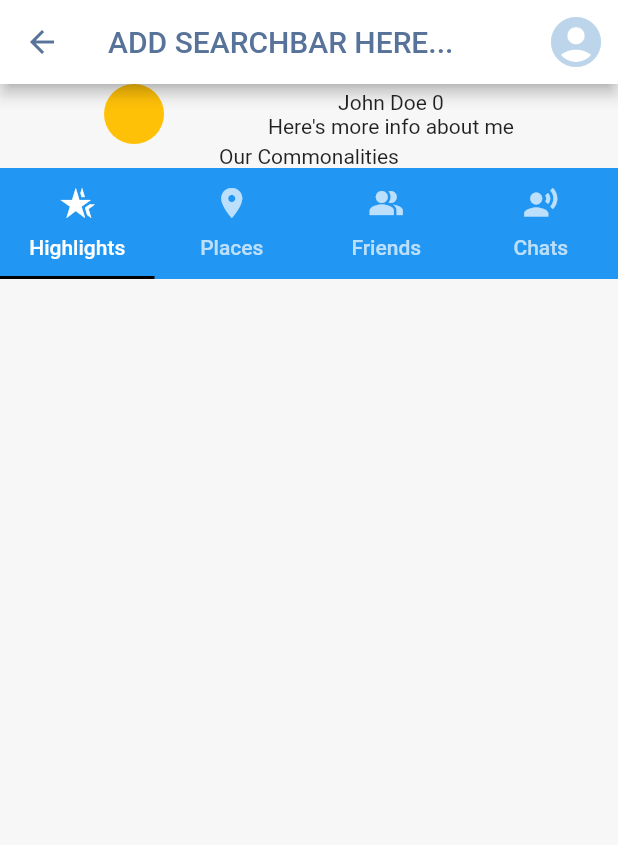
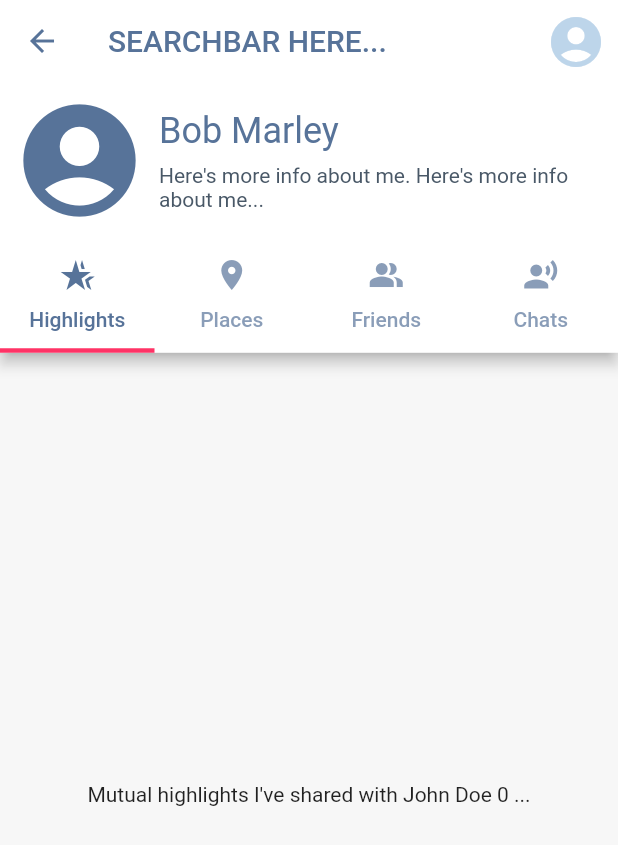
Before and after one commit to brighamband/irecognize, a Flutter app: the screen it shows after launch, after a tap on an icon or button, on a phone screen of 412 x 824 dp. Shown: the top 845 px of the screen. Run offline on Flutter 3.47's test engine with Material 2 defaults, Android fonts, the phone set to English and light mode, and no system bars.

Commit message:
Finish App Bar adjustments

```diff
--- a/lib/bio.dart
+++ b/lib/bio.dart
@@ -11,42 +11,33 @@ class BioPage extends StatelessWidget {
   final bool onOwnBio;
   final String name;
 
-  Widget getTabBar(BuildContext context) {
-    return Container(
-      color: Theme.of(context).primaryColor,
-      // color: Colors.white,
-      child: const TabBar(
-        tabs: [
-          Tab(text: 'Highlights', icon: Icon(Icons.hotel_class_sharp)),
-          Tab(text: 'Places', icon: Icon(Icons.location_on)),
-          Tab(text: 'Friends', icon: Icon(Icons.people_alt_sharp)),
-          Tab(text: 'Chats', icon: Icon(Icons.record_voice_over_sharp))
-        ],
-        labelColor: Colors.white,
-        indicatorColor: Colors.black,
+  @override
+  Widget build(BuildContext context) {
+    return DefaultTabController(
+      initialIndex: 0,
+      length: 4,
+      child: Scaffold(
+        resizeToAvoidBottomInset: false,
+        appBar: Navbar(onBioPage: true, onOwnBio: onOwnBio),
+        body: !onOwnBio
+            ? TabBarView(
+                children: [
+                  Center(
+                    child: Text("Mutual highlights I've shared with $name ..."),
+                  ),
+                  Center(
+                    child: Text("Mutual places I've shared with $name ..."),
+                  ),
+                  Center(
+                    child: Text("Mutual friends I've shared with $name ..."),
+                  ),
+                  Center(
+                    child: Text("Mutual chats I've shared with $name ..."),
+                  ),
+                ],
+              )
+            : const Center(child: Text("FIXME - Display friends and chats???")),
       ),
     );
   }
-
-  @override
-  Widget build(BuildContext context) {
-    return Scaffold(
-        appBar: Navbar(onOwnBio: onOwnBio),
-        body: Column(children: <Widget>[
-          Row(
-              mainAxisAlignment: MainAxisAlignment.spaceEvenly,
-              children: <Widget>[
-                const CircleAvatar(
-                  backgroundColor: Colors.amber,
-                ),
-                // CircleAvatar(backgroundImage: Icon(Icons.abc)),
-                Column(children: <Widget>[
-                  Text(name),
-                  const Text("Here's more info about me")
-                ]),
-              ]),
-          const Text('Our Commonalities'),
-          DefaultTabController(length: 4, child: getTabBar(context))
-        ]));
-  }
 }
--- /dev/null
+++ b/lib/components/bio_sub_bar.dart
@@ -0,0 +1,67 @@
+import 'package:flutter/material.dart';
+import 'package:irecognize/utils/constants.dart';
+import 'package:irecognize/utils/theme.dart';
+
+class BioSubBar extends StatelessWidget implements PreferredSizeWidget {
+  const BioSubBar({required this.name, required this.onOwnBio, Key? key})
+      : super(key: key);
+
+  final String name;
+  final bool onOwnBio;
+
+  Widget getBioBar(BuildContext context) {
+    return Row(mainAxisAlignment: MainAxisAlignment.spaceEvenly, children: [
+      Container(
+          margin: const EdgeInsets.all(8.0),
+          child:
+              Icon(Icons.account_circle, color: colorScheme.primary, size: 90)),
+      Expanded(
+          child:
+              Column(crossAxisAlignment: CrossAxisAlignment.start, children: [
+        Text(name,
+            style: Theme.of(context)
+                .textTheme
+                .headline5
+                ?.copyWith(color: colorScheme.primary)),
+        Padding(
+            padding: const EdgeInsets.only(top: 8.0, right: 8.0),
+            child: Text(
+                "Here's more info about me. Here's more info about me...",
+                style: Theme.of(context)
+                    .textTheme
+                    .bodyMedium
+                    ?.copyWith(color: colorScheme.onSurface)))
+      ]))
+    ]);
+  }
+
+  Widget onlyShowBio(BuildContext context) {
+    return Column(children: [getBioBar(context)]);
+  }
+
+  Widget showBothBioAndMutual(BuildContext context) {
+    return Column(children: [
+      getBioBar(context),
+      TabBar(
+        tabs: const [
+          Tab(text: 'Highlights', icon: Icon(Icons.hotel_class_sharp)),
+          Tab(text: 'Places', icon: Icon(Icons.location_on)),
+          Tab(text: 'Friends', icon: Icon(Icons.people_alt_sharp)),
+          Tab(text: 'Chats', icon: Icon(Icons.record_voice_over_sharp))
+        ],
+        labelColor: colorScheme.primary,
+        indicatorColor: colorScheme.tertiary,
+        indicatorWeight: 3.0,
+      )
+    ]);
+  }
+
+  @override
+  Widget build(BuildContext context) {
+    return onOwnBio ? onlyShowBio(context) : showBothBioAndMutual(context);
+  }
+
+  @override
+  Size get preferredSize =>
+      const Size.fromHeight(1.0); // This isn't needed, defined in Navbar
+}
--- a/lib/components/navbar.dart
+++ b/lib/components/navbar.dart
@@ -1,40 +1,58 @@
 import 'package:flutter/material.dart';
 import 'package:irecognize/bio.dart';
+import 'package:irecognize/components/bio_sub_bar.dart';
+import 'package:irecognize/utils/constants.dart';
 import 'package:irecognize/utils/theme.dart';
 
-class Navbar extends StatelessWidget with PreferredSizeWidget {
+class Navbar extends StatelessWidget implements PreferredSizeWidget {
   const Navbar({
     Key? key,
+    this.onBioPage = false,
     this.onOwnBio = false,
   }) : super(key: key);
 
+  final bool onBioPage;
   final bool onOwnBio;
+
+  final double fullSizeWithBio = 4.5 * kToolbarHeight;
 
   @override
   Widget build(BuildContext context) {
     return AppBar(
         backgroundColor: colorScheme.surface,
         foregroundColor: colorScheme.primary,
-      title: const Text('ADD SEARCHBAR HERE...'),
+        title: const Text('SEARCHBAR HERE...'),
         actions: !onOwnBio
-          ? <Widget>[
+            ? [
                 IconButton(
-                icon: Icon(Icons.account_circle, color: colorScheme.secondary),
+                  icon:
+                      Icon(Icons.account_circle, color: colorScheme.secondary),
                   iconSize: 40,
                   onPressed: () {
                     Navigator.push(
                       context,
                       MaterialPageRoute(
-                        builder: (context) =>
-                            const BioPage(onOwnBio: true, name: 'Brad Pitt')),
+                          builder: (context) => const BioPage(
+                              onOwnBio: true, name: CURRENT_USER_NAME)),
                     );
                   },
                 )
               ]
             : null,
-    );
+        bottom: onBioPage
+            ? BioSubBar(name: "Bob Marley", onOwnBio: onOwnBio)
+            : null);
   }
 
   @override
-  Size get preferredSize => const Size.fromHeight(kToolbarHeight);
+  Size get preferredSize {
+    if (onBioPage) {
+      if (!onOwnBio) {
+        return const Size.fromHeight(
+            kToolbarHeight + BIO_BAR_HEIGHT + MUTUAL_BAR_HEIGHT);
       }
+      return const Size.fromHeight(kToolbarHeight + BIO_BAR_HEIGHT);
+    }
+    return const Size.fromHeight(kToolbarHeight);
+  }
+}
--- a/lib/home.dart
+++ b/lib/home.dart
@@ -40,11 +40,14 @@ class _HomePageState extends State<HomePage> {
           child: Column(
               mainAxisAlignment: MainAxisAlignment.start,
               mainAxisSize: MainAxisSize.max,
-              children: <Widget>[
+              children: [
             Padding(
                 padding: const EdgeInsets.all(15),
                 child: Text("People Near Me",
-                    style: Theme.of(context).textTheme.headline6)),
+                    style: Theme.of(context)
+                        .textTheme
+                        .headline6
+                        ?.copyWith(color: colorScheme.onBackground))),
             ListView.builder(
                 physics: const NeverScrollableScrollPhysics(),
                 shrinkWrap: true,
@@ -55,7 +58,10 @@ class _HomePageState extends State<HomePage> {
             Padding(
                 padding: const EdgeInsets.all(15),
                 child: Text("Friends I've Talked to Recently",
-                    style: Theme.of(context).textTheme.headline6)),
+                    style: Theme.of(context)
+                        .textTheme
+                        .headline6
+                        ?.copyWith(color: colorScheme.onBackground))),
             ListView.builder(
                 physics: const NeverScrollableScrollPhysics(),
                 shrinkWrap: true,
--- a/lib/main.dart
+++ b/lib/main.dart
@@ -1,5 +1,6 @@
 import 'package:flutter/material.dart';
 import 'package:irecognize/home.dart';
+import 'package:irecognize/utils/constants.dart';
 import 'package:irecognize/utils/theme.dart';
 
 void main() {
@@ -9,13 +10,11 @@ void main() {
 class App extends StatelessWidget {
   const App({Key? key}) : super(key: key);
 
-  static const String appTitle = "iRecognize";
-
   @override
   Widget build(BuildContext context) {
     return MaterialApp(
       debugShowCheckedModeBanner: false,
-      title: appTitle,
+      title: APP_NAME,
       theme: ThemeData(scaffoldBackgroundColor: colorScheme.background),
       home: const HomePage(),
     );
--- /dev/null
+++ b/lib/utils/constants.dart
@@ -0,0 +1,11 @@
+// ignore_for_file: constant_identifier_names
+
+import 'package:flutter/material.dart';
+
+const String APP_NAME = 'iRecognize';
+
+const double BIO_BAR_HEIGHT = 1.9 * kToolbarHeight;
+const double MUTUAL_BAR_HEIGHT = 1.3 * kToolbarHeight;
+
+// TEMPORARY HARD-CODED DATA
+const String CURRENT_USER_NAME = 'Brad Pitt';
```
Also changed, not shown: pubspec.yaml (+5 -25 lines). Lines whose indentation alone changed are shown as unchanged.
